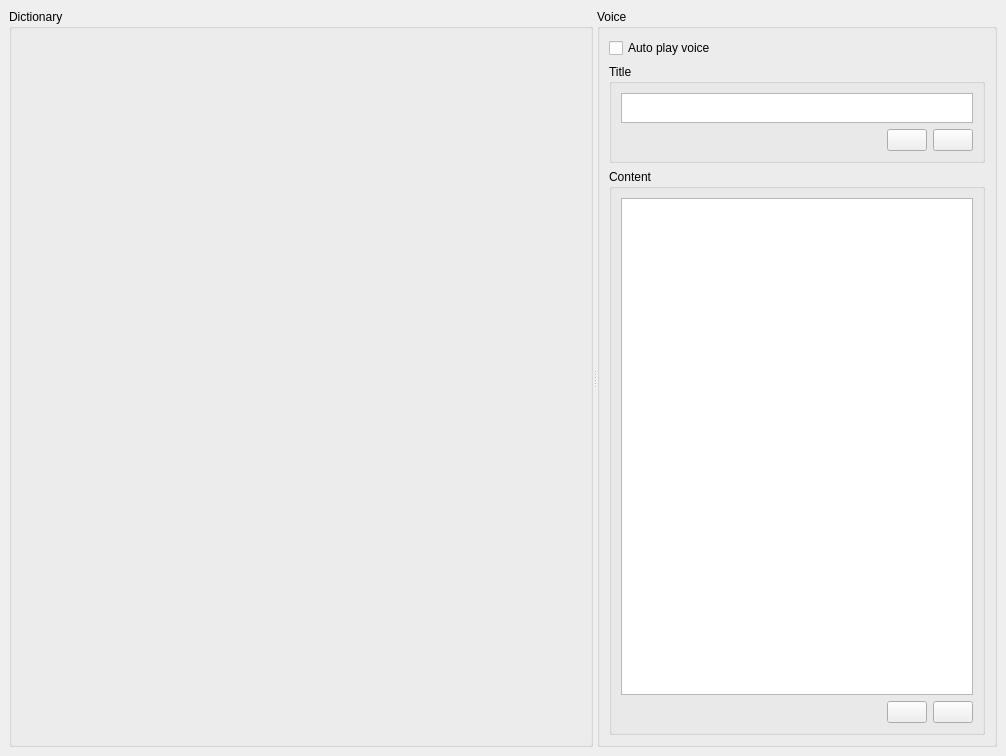
First picture: the form in src/ui/mainwindow.ui, repository samwellzuk/mktts, before the edit.
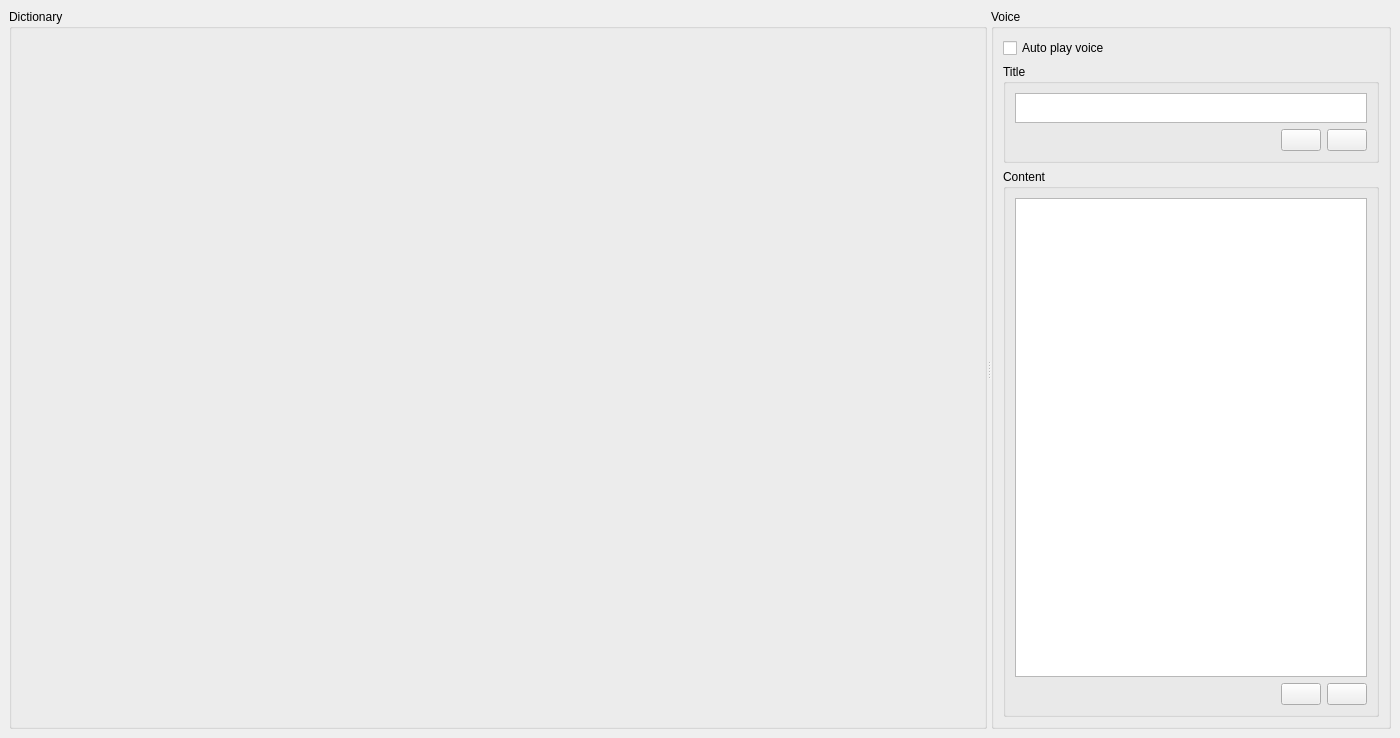
Second picture: the form after the edit. Icons and pictures are not drawn.

```diff
--- a/src/ui/mainwindow.ui
+++ b/src/ui/mainwindow.ui
@@ -6,8 +6,8 @@
    <rect>
     <x>0</x>
     <y>0</y>
-    <width>1006</width>
-    <height>756</height>
+    <width>1400</width>
+    <height>738</height>
    </rect>
   </property>
   <property name="windowTitle">
```
